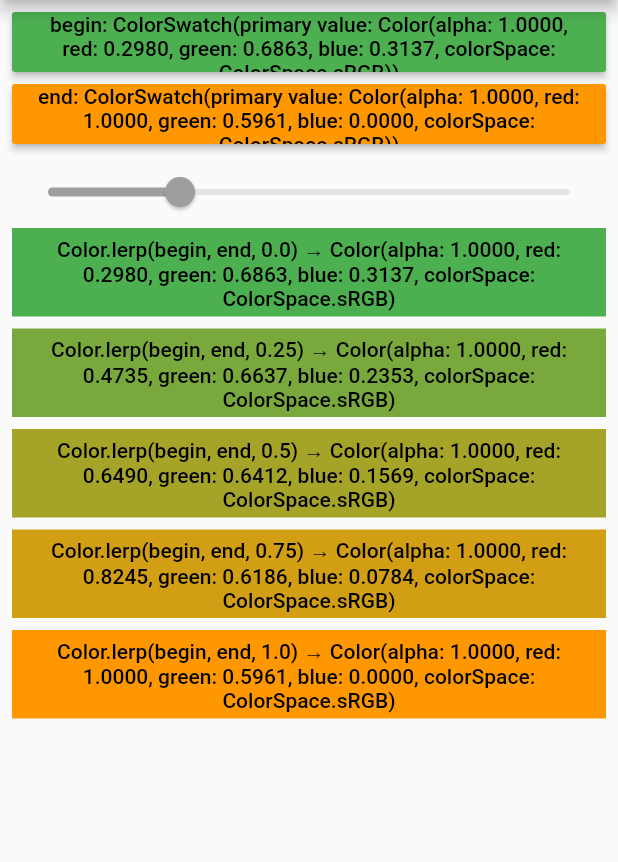
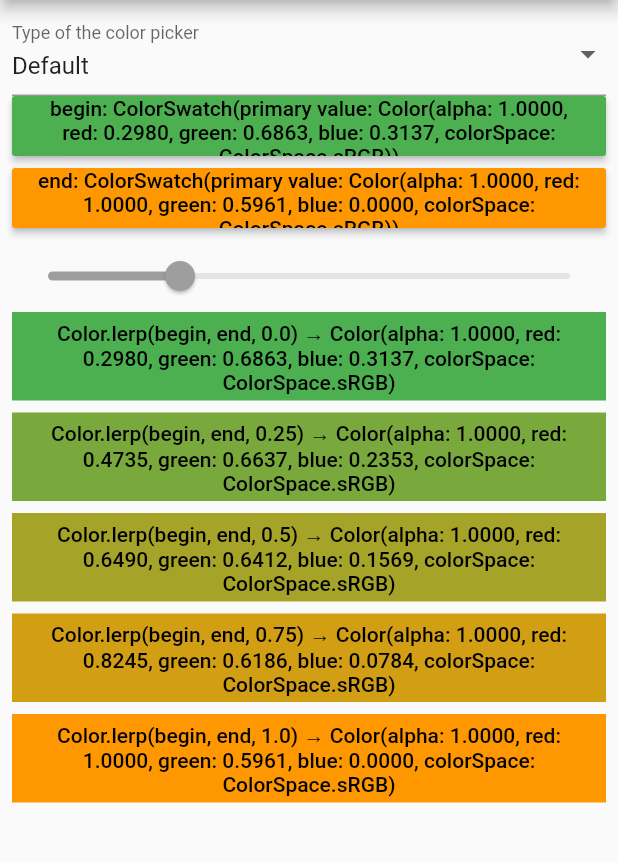
Before and after one commit to arthurdenner/color_lerp_visualizer, a Flutter app: the screen it shows after launch, on a phone screen of 412 x 824 dp, the part 84-946 px from its top. Run offline on Flutter 3.47's test engine with Material 2 defaults, Android fonts, the light colour scheme and no system bars; our stand-ins replace flutter_colorpicker, tinycolor.

Commit message:
feat: add dropdown to allow customization of color picker type

```diff
--- a/lib/pages/HomePage.dart
+++ b/lib/pages/HomePage.dart
@@ -1,5 +1,6 @@
 import 'package:color_lerp_visualizer/widgets/ColorButton.dart';
 import 'package:color_lerp_visualizer/widgets/ColorLerps.dart';
+import 'package:color_lerp_visualizer/widgets/PickerTypeSwitch.dart';
 import 'package:flutter/material.dart';
 
 class HomePage extends StatefulWidget {
@@ -11,6 +12,7 @@ class _HomePageState extends State<HomePage> {
   Color _begin = Colors.green;
   Color _end = Colors.orange;
   double _gap = 0.25;
+  PickerType _type = PickerType.DEFAULT;
 
   void _onChangeGap(double value) {
     if (value == 0) {
@@ -28,6 +30,10 @@ class _HomePageState extends State<HomePage> {
     setState(() => _end = value);
   }
 
+  void _changePickerType(PickerType value) {
+    setState(() => _type = value);
+  }
+
   @override
   Widget build(BuildContext context) {
     return Scaffold(
@@ -40,16 +46,22 @@ class _HomePageState extends State<HomePage> {
           child: Column(
             crossAxisAlignment: CrossAxisAlignment.stretch,
             children: <Widget>[
+              PickerTypeSwitch(
+                onChanged: _changePickerType,
+                value: _type,
+              ),
               ColorButton(
                 color: _begin,
                 onColorChanged: _changeBeginColor,
                 text: 'begin: $_begin',
+                type: _type,
               ),
               SizedBox(height: 8),
               ColorButton(
                 color: _end,
                 onColorChanged: _changeEndColor,
                 text: 'end: $_end',
+                type: _type,
               ),
               SizedBox(height: 8),
               Padding(
--- /dev/null
+++ b/lib/widgets/PickerTypeSwitch.dart
@@ -0,0 +1,46 @@
+import 'package:color_lerp_visualizer/widgets/ColorButton.dart';
+import 'package:flutter/material.dart';
+
+class PickerTypeSwitch extends StatelessWidget {
+  const PickerTypeSwitch({
+    Key key,
+    @required this.onChanged,
+    this.value,
+  })  : assert(onChanged != null),
+        super(key: key);
+
+  final ValueChanged<PickerType> onChanged;
+  final PickerType value;
+
+  static final _options = [
+    DropdownMenuItem<PickerType>(
+      value: PickerType.BLOCK,
+      child: Text('Block'),
+    ),
+    DropdownMenuItem<PickerType>(
+      value: PickerType.DEFAULT,
+      child: Text('Default'),
+    ),
+    DropdownMenuItem<PickerType>(
+      value: PickerType.MATERIAL,
+      child: Text('Material'),
+    ),
+    DropdownMenuItem<PickerType>(
+      value: PickerType.SLIDER,
+      child: Text('Slider'),
+    ),
+  ];
+
+  @override
+  Widget build(BuildContext context) {
+    return DropdownButtonFormField(
+      items: _options,
+      onChanged: onChanged,
+      value: value,
+      decoration: InputDecoration(
+        contentPadding: EdgeInsets.symmetric(vertical: 8),
+        labelText: 'Type of the color picker',
+      ),
+    );
+  }
+}
```
Also changed, not shown: lib/widgets/ColorButton.dart (+35 -14 lines).
